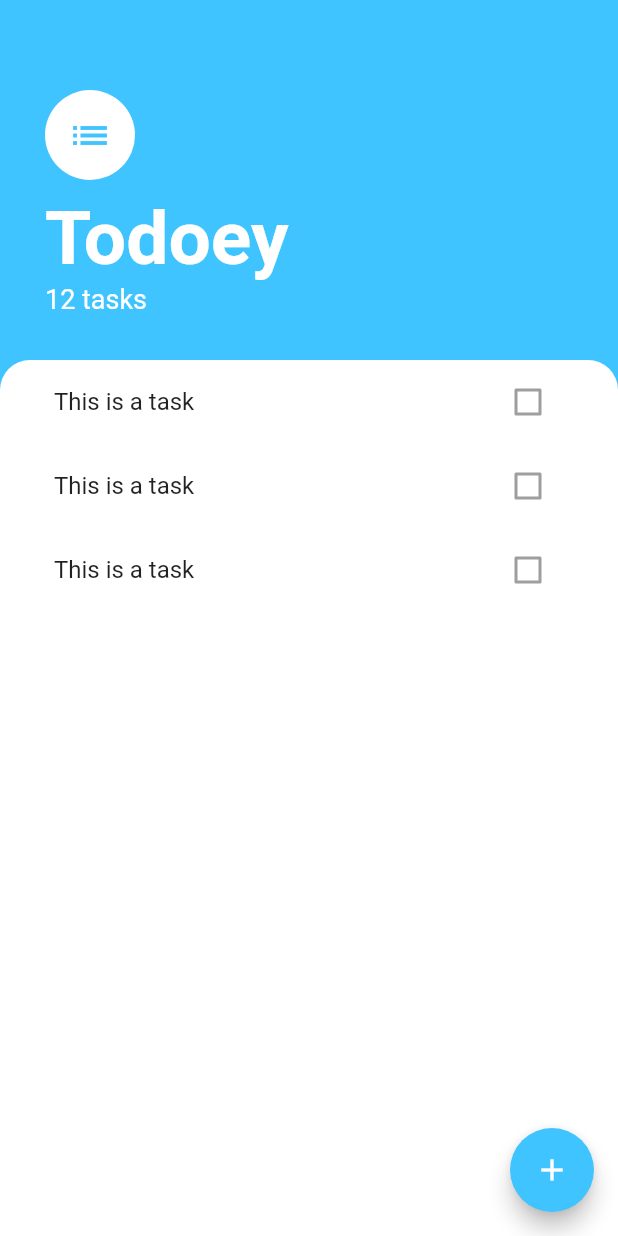
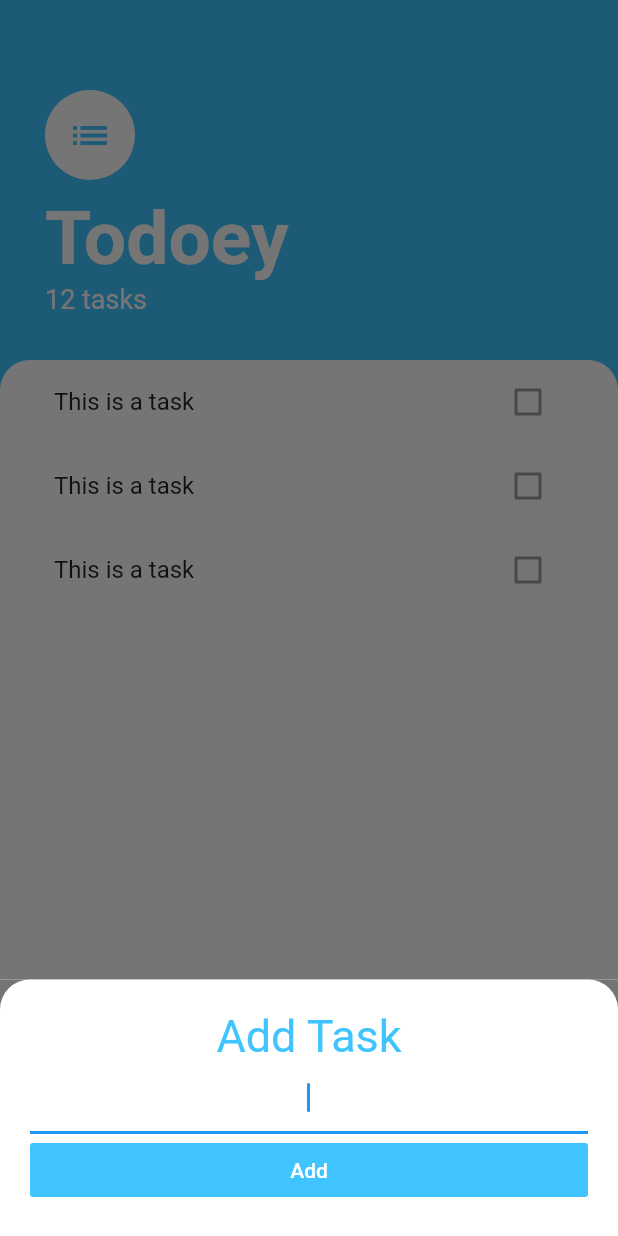
Before and after one commit to albertmiro/flutter_course, a Flutter app: the screen it shows after launch, after a tap on the "add" icon, on a phone screen of 412 x 824 dp. Run offline on Flutter 3.47's test engine with Material 2 defaults, Android fonts, the phone set to English and light mode, and no system bars; our stand-ins replace animated_text_kit, audioplayers, cloud_firestore, firebase_auth, flutter_spinkit, font_awesome_flutter and 3 more; accounts and stored records are empty.

Commit message:
Added bottom sheet to add a new task

```diff
--- /dev/null
+++ b/todoey_flutter/lib/screens/add_task_screen.dart
@@ -0,0 +1,47 @@
+import 'package:flutter/material.dart';
+
+class AddTaskScreen extends StatelessWidget {
+  @override
+  Widget build(BuildContext context) {
+    return Container(
+      color: Color(0xFF757575),
+      child: Container(
+        padding: EdgeInsets.all(20.0),
+        decoration: BoxDecoration(
+          color: Colors.white,
+          borderRadius: BorderRadius.only(
+            topLeft: Radius.circular(20.0),
+            topRight: Radius.circular(20.0),
+          ),
+        ),
+        child: Column(
+          crossAxisAlignment: CrossAxisAlignment.stretch,
+          children: [
+            Text(
+              'Add Task',
+              textAlign: TextAlign.center,
+              style: TextStyle(
+                fontSize: 30.0,
+                color: Colors.lightBlueAccent,
+              ),
+            ),
+            TextField(
+              autofocus: true,
+              textAlign: TextAlign.center,
+            ),
+            FlatButton(
+              child: Text(
+                'Add',
+                style: TextStyle(color: Colors.white),
+              ),
+              color: Colors.lightBlueAccent,
+              onPressed: () {
+                //Add task to the list
+              },
+            ),
+          ],
+        ),
+      ),
+    );
+  }
+}
--- a/todoey_flutter/lib/screens/tasks_screen.dart
+++ b/todoey_flutter/lib/screens/tasks_screen.dart
@@ -1,4 +1,5 @@
 import 'package:flutter/material.dart';
+import 'package:todoey_flutter/screens/add_task_screen.dart';
 import 'package:todoey_flutter/widgets/tasks_list.dart';
 
 class TasksScreen extends StatelessWidget {
@@ -10,7 +11,17 @@
         backgroundColor: Colors.lightBlueAccent,
         child: Icon(Icons.add),
         onPressed: () {
-          // Adds a new task
+          showModalBottomSheet(
+            context: context,
+            isScrollControlled: true,
+            builder: (context) => SingleChildScrollView(
+              child: Container(
+                padding: EdgeInsets.only(
+                    bottom: MediaQuery.of(context).viewInsets.bottom),
+                child: AddTaskScreen(),
+              ),
+            ),
+          );
         },
       ),
       body: Column(
```
